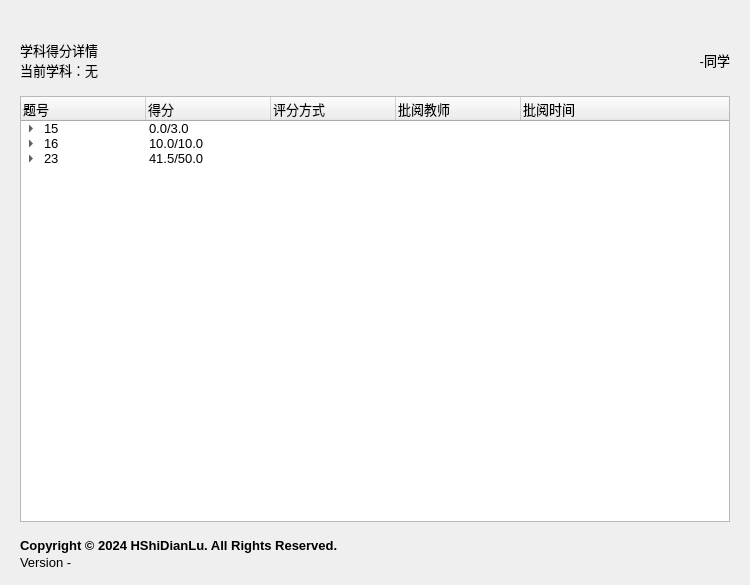
This is UI/ScoreDetail.ui in HShiDianLu/ZhiXueHacker as Qt 5 draws it before an edit. The edited form follows.
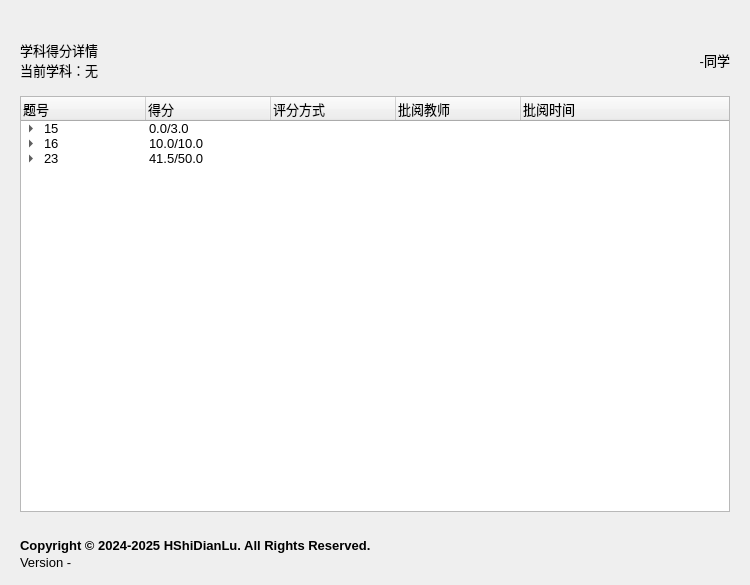
This is the edited form. Custom widgets are drawn as their Qt base class.

The edit to the form file:
```diff
--- a/UI/ScoreDetail.ui
+++ b/UI/ScoreDetail.ui
@@ -296,7 +296,7 @@
         </font>
        </property>
        <property name="text">
-        <string>Copyright © 2024 HShiDianLu. All Rights Reserved.</string>
+        <string>Copyright © 2024-2025 HShiDianLu. All Rights Reserved.</string>
        </property>
        <property name="alignment">
         <set>Qt::AlignLeading|Qt::AlignLeft|Qt::AlignVCenter</set>
@@ -334,7 +334,7 @@
      <property name="sizeHint" stdset="0">
       <size>
        <width>20</width>
-       <height>10</height>
+       <height>20</height>
       </size>
      </property>
     </spacer>
```
